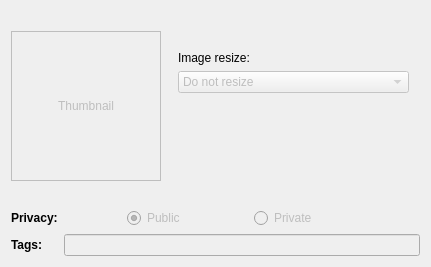
The window that imageinfowidget.ui (reveur12/imageshack-uploader) describes before a commit, drawn with Qt 5.
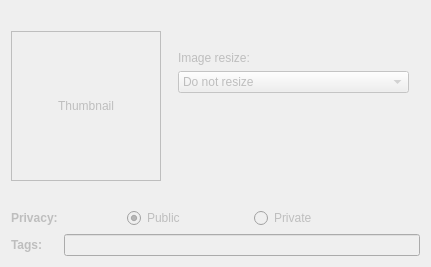
The same window after the commit. Custom widgets are drawn as their Qt base class.

Commit message: Enable/disable text labels

What changed in the file:
```diff
--- a/imageinfowidget.ui
+++ b/imageinfowidget.ui
@@ -84,7 +84,10 @@
         </spacer>
        </item>
        <item>
-        <widget class="QLabel" name="label_11">
+        <widget class="QLabel" name="resizeLabel">
+         <property name="enabled">
+          <bool>false</bool>
+         </property>
          <property name="sizePolicy">
           <sizepolicy hsizetype="Preferred" vsizetype="Maximum">
            <horstretch>0</horstretch>
@@ -189,7 +192,10 @@
    <item>
     <layout class="QGridLayout" name="gridLayout">
      <item row="0" column="0">
-      <widget class="QLabel" name="label">
+      <widget class="QLabel" name="privacyLabel">
+       <property name="enabled">
+        <bool>false</bool>
+       </property>
        <property name="sizePolicy">
         <sizepolicy hsizetype="Preferred" vsizetype="Maximum">
          <horstretch>0</horstretch>
@@ -202,7 +208,10 @@
       </widget>
      </item>
      <item row="1" column="0">
-      <widget class="QLabel" name="label_2">
+      <widget class="QLabel" name="tagsLabel">
+       <property name="enabled">
+        <bool>false</bool>
+       </property>
        <property name="text">
         <string>&lt;b&gt;Tags:&lt;/b&gt;</string>
        </property>
```
The commit also changes 7 other files.
